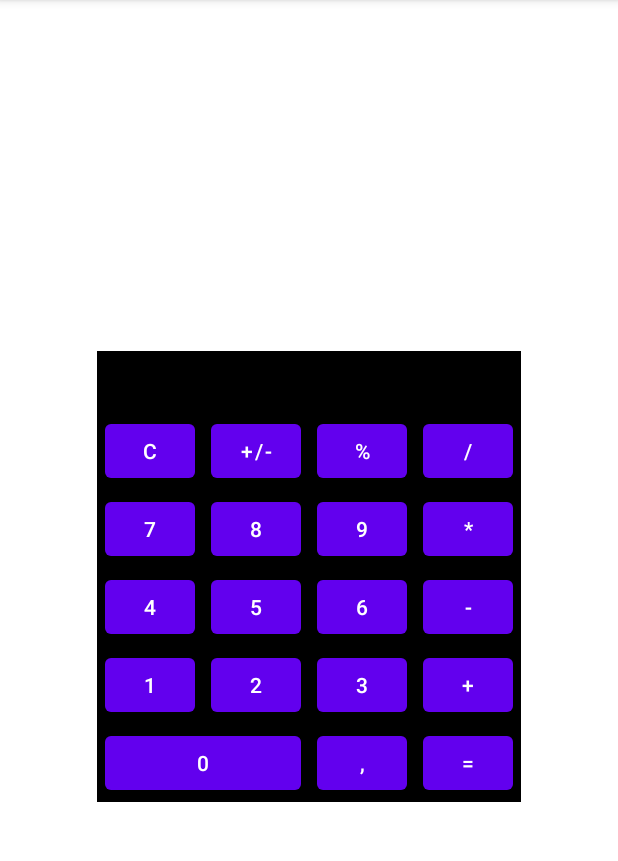
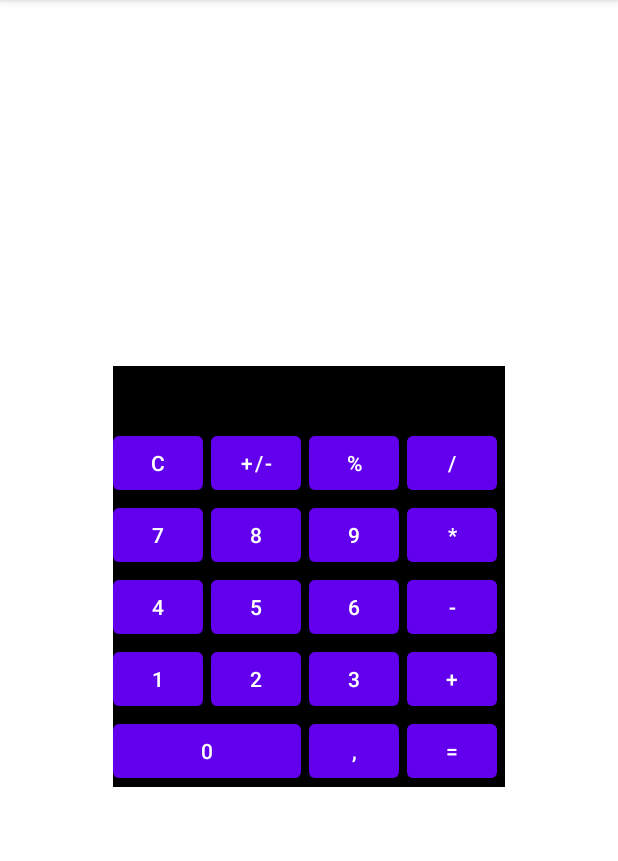
Before and after one commit to danilmv/Android1v2, an Android app: the screen it shows after launch (MainActivity), on a phone screen of 412 x 824 dp, the part 84-945 px from its top. Run offline under Robolectric (Android 15) with nearby library versions, the phone set to English and light mode, and no system bars.

Commit message:
L2: calculator: layout: grid

```diff
--- a/calculator/src/main/res/layout/activity_main.xml
+++ b/calculator/src/main/res/layout/activity_main.xml
@@ -14,7 +14,7 @@
         app:layout_constraintStart_toStartOf="parent"
         app:layout_constraintTop_toTopOf="parent">
 
-        <include layout="@layout/calculator_table" />
+        <include layout="@layout/calculator_grid" />
     </FrameLayout>
 
 </androidx.constraintlayout.widget.ConstraintLayout>
--- /dev/null
+++ b/calculator/src/main/res/layout/calculator_grid.xml
@@ -0,0 +1,170 @@
+<?xml version="1.0" encoding="utf-8"?>
+<GridLayout xmlns:android="http://schemas.android.com/apk/res/android"
+    xmlns:tools="http://schemas.android.com/tools"
+    android:layout_width="match_parent"
+    android:layout_height="match_parent"
+    android:columnCount="4">
+
+    <TextView
+        android:id="@+id/text_output"
+        android:layout_width="match_parent"
+        android:layout_height="wrap_content"
+        android:layout_columnSpan="4"
+        android:singleLine="true"
+        android:textSize="30sp"
+        tools:text="12345678" />
+
+    <Button
+        android:id="@+id/button_c"
+        android:layout_width="@dimen/button_width"
+        android:layout_height="wrap_content"
+        android:layout_marginVertical="@dimen/buttons_margin_vertical"
+        android:layout_marginEnd="@dimen/buttons_margin_horizontal"
+        android:text="@string/cancel" />
+
+    <Button
+        android:id="@+id/button_sign"
+        android:layout_width="@dimen/button_width"
+        android:layout_height="wrap_content"
+        android:layout_marginVertical="@dimen/buttons_margin_vertical"
+        android:layout_marginEnd="@dimen/buttons_margin_horizontal"
+        android:text="@string/sign" />
+
+    <Button
+        android:id="@+id/button_percent"
+        android:layout_width="@dimen/button_width"
+        android:layout_height="wrap_content"
+        android:layout_marginVertical="@dimen/buttons_margin_vertical"
+        android:layout_marginEnd="@dimen/buttons_margin_horizontal"
+        android:text="@string/percent" />
+
+    <Button
+        android:id="@+id/button_divide"
+        android:layout_width="@dimen/button_width"
+        android:layout_height="wrap_content"
+        android:layout_marginVertical="@dimen/buttons_margin_vertical"
+        android:layout_marginEnd="@dimen/buttons_margin_horizontal"
+        android:text="@string/divide" />
+
+    <Button
+        android:id="@+id/button_7"
+        android:layout_width="@dimen/button_width"
+        android:layout_height="wrap_content"
+        android:layout_marginVertical="@dimen/buttons_margin_vertical"
+        android:layout_marginEnd="@dimen/buttons_margin_horizontal"
+        android:text="@string/button_7" />
+
+    <Button
+        android:id="@+id/button_8"
+        android:layout_width="@dimen/button_width"
+        android:layout_height="wrap_content"
+        android:layout_marginVertical="@dimen/buttons_margin_vertical"
+        android:layout_marginEnd="@dimen/buttons_margin_horizontal"
+        android:text="@string/button_8" />
+
+    <Button
+        android:id="@+id/button_9"
+        android:layout_width="@dimen/button_width"
+        android:layout_height="wrap_content"
+        android:layout_marginVertical="@dimen/buttons_margin_vertical"
+        android:layout_marginEnd="@dimen/buttons_margin_horizontal"
+        android:text="@string/button_9" />
+
+    <Button
+        android:id="@+id/button_multiply"
+        android:layout_width="@dimen/button_width"
+        android:layout_height="wrap_content"
+        android:layout_marginVertical="@dimen/buttons_margin_vertical"
+        android:layout_marginEnd="@dimen/buttons_margin_horizontal"
+        android:text="@string/multiply" />
+
+    <Button
+        android:id="@+id/button_4"
+        android:layout_width="@dimen/button_width"
+        android:layout_height="wrap_content"
+        android:layout_marginVertical="@dimen/buttons_margin_vertical"
+        android:layout_marginEnd="@dimen/buttons_margin_horizontal"
+        android:text="@string/button_4" />
+
+    <Button
+        android:id="@+id/button_5"
+        android:layout_width="@dimen/button_width"
+        android:layout_height="wrap_content"
+        android:layout_marginVertical="@dimen/buttons_margin_vertical"
+        android:layout_marginEnd="@dimen/buttons_margin_horizontal"
+        android:text="@string/button_5" />
+
+    <Button
+        android:id="@+id/button_6"
+        android:layout_width="@dimen/button_width"
+        android:layout_height="wrap_content"
+        android:layout_marginVertical="@dimen/buttons_margin_vertical"
+        android:layout_marginEnd="@dimen/buttons_margin_horizontal"
+        android:text="@string/button_6" />
+
+    <Button
+        android:id="@+id/button_subtract"
+        android:layout_width="@dimen/button_width"
+        android:layout_height="wrap_content"
+        android:layout_marginVertical="@dimen/buttons_margin_vertical"
+        android:layout_marginEnd="@dimen/buttons_margin_horizontal"
+        android:text="@string/subtract" />
+
+    <Button
+        android:id="@+id/button_1"
+        android:layout_width="@dimen/button_width"
+        android:layout_height="wrap_content"
+        android:layout_marginVertical="@dimen/buttons_margin_vertical"
+        android:layout_marginEnd="@dimen/buttons_margin_horizontal"
+        android:text="@string/button_1" />
+
+    <Button
+        android:id="@+id/button_2"
+        android:layout_width="@dimen/button_width"
+        android:layout_height="wrap_content"
+        android:layout_marginVertical="@dimen/buttons_margin_vertical"
+        android:layout_marginEnd="@dimen/buttons_margin_horizontal"
+        android:text="@string/button_2" />
+
+    <Button
+        android:id="@+id/button_3"
+        android:layout_width="@dimen/button_width"
+        android:layout_height="wrap_content"
+        android:layout_marginVertical="@dimen/buttons_margin_vertical"
+        android:layout_marginEnd="@dimen/buttons_margin_horizontal"
+        android:text="@string/button_3" />
+
+    <Button
+        android:id="@+id/button_add"
+        android:layout_width="@dimen/button_width"
+        android:layout_height="wrap_content"
+        android:layout_marginVertical="@dimen/buttons_margin_vertical"
+        android:layout_marginEnd="@dimen/buttons_margin_horizontal"
+        android:text="@string/add" />
+
+    <Button
+        android:id="@+id/button_0"
+        android:layout_width="@dimen/button_wide_width_grid"
+        android:layout_height="wrap_content"
+        android:layout_columnSpan="2"
+        android:layout_marginVertical="@dimen/buttons_margin_vertical"
+        android:layout_marginEnd="@dimen/buttons_margin_horizontal"
+        android:text="@string/button_0" />
+
+    <Button
+        android:id="@+id/button_point"
+        android:layout_width="@dimen/button_width"
+        android:layout_height="wrap_content"
+        android:layout_marginVertical="@dimen/buttons_margin_vertical"
+        android:layout_marginEnd="@dimen/buttons_margin_horizontal"
+        android:text="@string/point" />
+
+    <Button
+        android:id="@+id/button_equal"
+        android:layout_width="@dimen/button_width"
+        android:layout_height="wrap_content"
+        android:layout_marginVertical="@dimen/buttons_margin_vertical"
+        android:layout_marginEnd="@dimen/buttons_margin_horizontal"
+        android:text="@string/equal" />
+
+</GridLayout>
--- a/calculator/src/main/res/values/dimens.xml
+++ b/calculator/src/main/res/values/dimens.xml
@@ -4,4 +4,5 @@
     <dimen name="buttons_margin_vertical">2dp</dimen>
     <dimen name="button_width">60dp</dimen>
     <dimen name="button_wide_width">130dp</dimen>
+    <dimen name="button_wide_width_grid">125dp</dimen>
 </resources>
```
